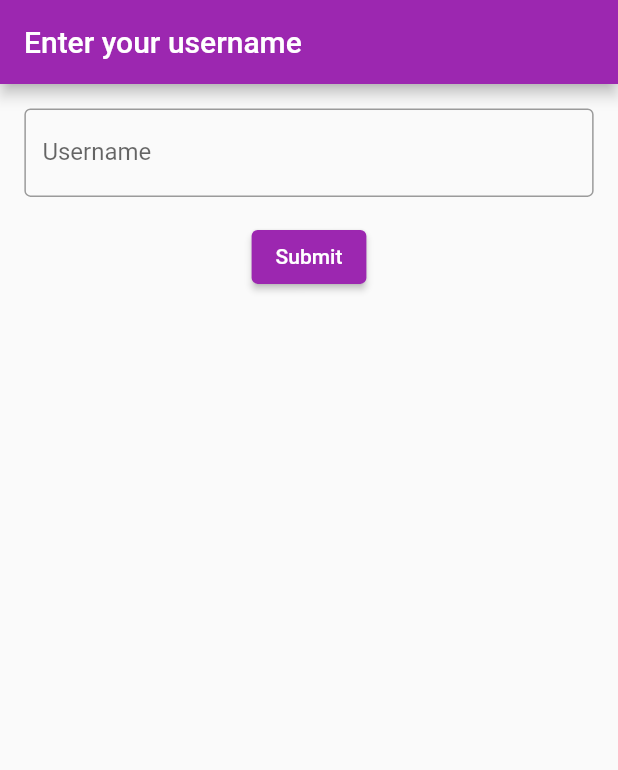
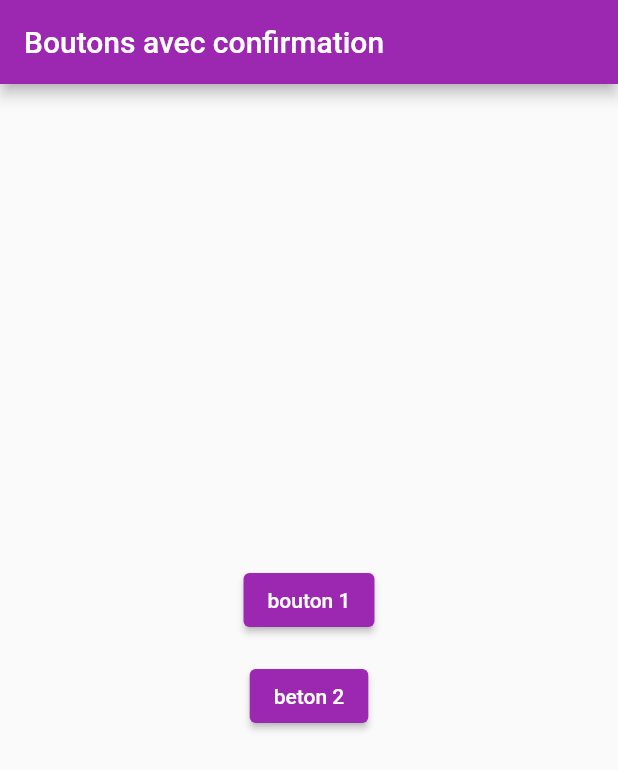
Before and after one commit to HoussamCzn/LittleWords, a Flutter app: the screen it shows after launch, on a phone screen of 412 x 824 dp. Shown: the top 770 px of the screen. Run offline on Flutter 3.47's test engine with Material 2 defaults, Android fonts, the phone set to English and light mode, and no system bars; our stand-ins replace flutter_map, geocoding, latlong2, sqflite_common_ffi; missing offline and left inert: cv, flutter_phone_direct_caller, tekartik_app_flutter_sqflite, tekartik_app_platform, tekartik_common_utils; accounts and stored records are empty.

```diff
--- a/lib/main.dart
+++ b/lib/main.dart
@@ -7,6 +7,7 @@ import 'package:tekartik_app_platform/app_platform.dart';
 import 'package:tekartik_common_utils/common_utils_import.dart';
 import 'package:tekartik_notepad_sqflite_app/page/login_page.dart';
 import 'package:tekartik_notepad_sqflite_app/provider/note_provider.dart';
+import 'package:tekartik_notepad_sqflite_app/page/test_boutonplapa.dart';
 
 late DbNoteProvider noteProvider;
 
@@ -38,7 +39,7 @@ class MyApp extends StatelessWidget {
         visualDensity: VisualDensity.adaptivePlatformDensity,
       ),
       darkTheme: ThemeData.dark(),
-      home: UsernameInput(),
+      home: Testbouton(),
     );
   }
 }
--- /dev/null
+++ b/lib/page/test_boutonplapa.dart
@@ -0,0 +1,72 @@
+import 'package:flutter/material.dart';
+
+class Testbouton extends StatefulWidget {
+  const Testbouton({Key? key}) : super(key: key);
+
+  @override
+  // ignore: library_private_types_in_public_api
+  _TestboutonState createState() => _TestboutonState();
+}
+
+class _TestboutonState extends State<Testbouton> {
+
+
+  void _showConfirmationDialog() {
+    showModalBottomSheet(
+      context: context,
+      builder: (BuildContext context) {
+        return Container(
+          height: 200,
+          child: Column(
+            children: [
+
+              ElevatedButton(
+                onPressed: () {
+                  Navigator.pop(context);
+
+                },
+                child: Text("Jeter"),
+              ),
+              ElevatedButton(
+                onPressed: () {
+                  Navigator.pop(context);
+
+                },
+                child: Text("Detruire"),
+              ),
+            ],
+          ),
+        );
+      },
+    );
+  }
+
+
+  // au lieu d'un Alertdialog je voudrais un Showmodalbottomsheet avec 2 boutons et un texte en dessous du texte j'ai un bouton qui ferme la fenetre
+  @override
+  Widget build(BuildContext context) {
+    return Scaffold(
+      appBar: AppBar(
+        title: Text("Boutons avec confirmation"),
+      ),
+      body: Center(
+        child: Column(
+          mainAxisAlignment: MainAxisAlignment.center,
+          children: [
+            ElevatedButton(
+              onPressed: _showConfirmationDialog,
+              child: Text("bouton 1"),
+            ),
+            SizedBox(height: 16),
+            ElevatedButton(
+              onPressed: _showConfirmationDialog,
+              child: Text("beton 2"),
+            ),
+            SizedBox(height: 16),
+
+          ],
+        ),
+      ),
+    );
+  }
+}
```
Also changed, not shown: lib/page/note_page.dart (+13 -13 lines).
